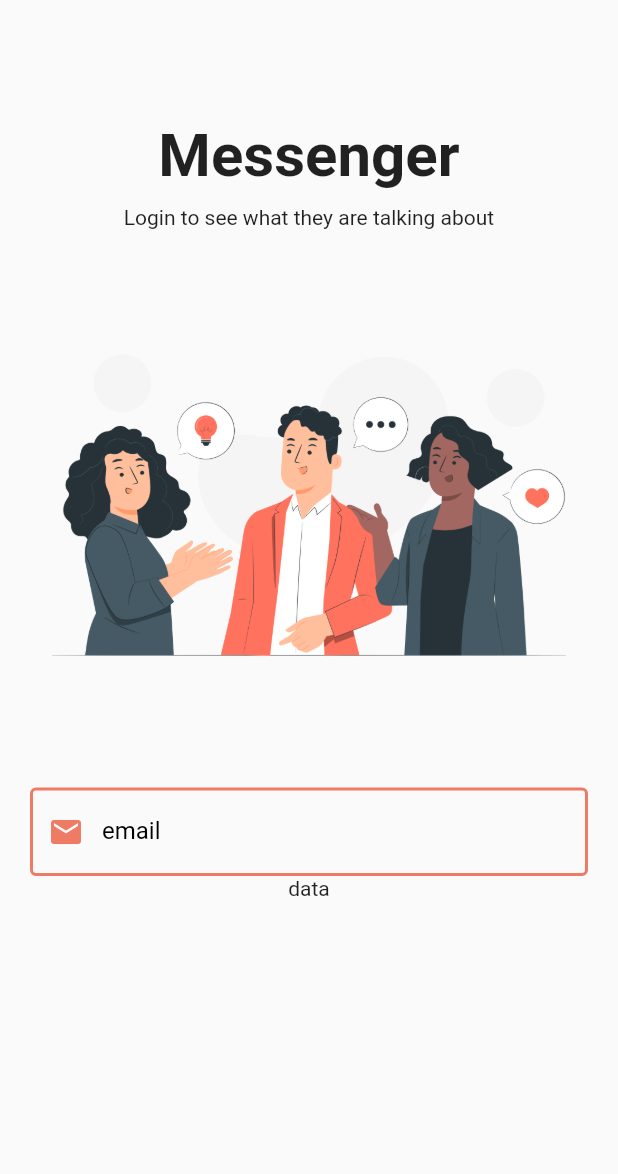
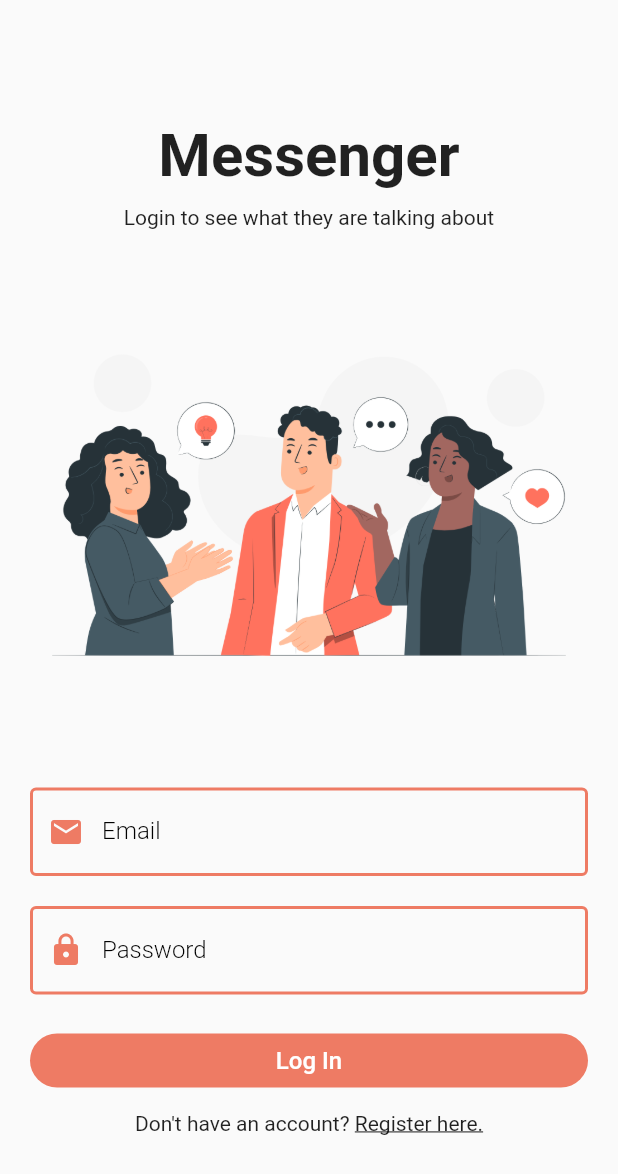
Before and after one commit to ilutsav/ChatApp, a Flutter app: the screen it shows after launch, on a phone screen of 412 x 824 dp. Shown: the top 1174 px of the screen. Run offline on Flutter 3.47's test engine with Material 2 defaults, Android fonts, the phone set to English and light mode, and no system bars; our stand-ins replace firebase_core, shared_preferences; missing offline and left inert: dart:js; accounts and stored records are empty.

Commit message:
updated login page

```diff
--- a/lib/auth/login_page.dart
+++ b/lib/auth/login_page.dart
@@ -1,4 +1,8 @@
+import 'dart:math';
+
+import 'package:chatapp_firebase/auth/register_page.dart';
 import 'package:chatapp_firebase/widgets/widgets.dart';
+import 'package:flutter/gestures.dart';
 import 'package:flutter/material.dart';
 
 class LoginPage extends StatefulWidget {
@@ -10,6 +14,10 @@ class LoginPage extends StatefulWidget {
 
 class _LoginPageState extends State<LoginPage> {
   final formkey = GlobalKey<FormState>();
+  String email = "";
+  String password = "";
+  String happy = "haha";
+
   @override
   Widget build(BuildContext context) {
     return Scaffold(
@@ -22,25 +30,93 @@ class _LoginPageState extends State<LoginPage> {
               mainAxisAlignment: MainAxisAlignment.start,
               crossAxisAlignment: CrossAxisAlignment.center,
               children: <Widget>[
-                Text(
+                const Text(
                   "Messenger",
                   style: TextStyle(fontSize: 40, fontWeight: FontWeight.bold),
                 ),
-                SizedBox(
+                const SizedBox(
                   height: 10,
                 ),
                 Text('Login to see what they are talking about'),
                 Image.asset("assets/login.png"),
-                TextField(
+                TextFormField(
                   decoration: textInputDecoration.copyWith(
-                    labelText: 'email',
+                    labelText: 'Email',
                     prefixIcon: Icon(
                       Icons.email,
                       color: Theme.of(context).primaryColor,
                     ),
                   ),
+                  onChanged: (value) {
+                    setState(() {
+                      email = value;
+                      print(email);
+                    });
+                  },
+                  validator: (value) {
+                    return RegExp(
+                                r"^[a-zA-Z0-9.a-zA-Z0-9.!#$%&'*+-/=?^_`{|}~]+@[a-zA-Z0-9]+\.[a-zA-Z]+")
+                            .hasMatch(value!)
+                        ? null
+                        : "Please enter a valid email";
+                  },
                 ),
-                Text("data")
+                const SizedBox(height: 20),
+                TextFormField(
+                  obscureText: true,
+                  decoration: textInputDecoration.copyWith(
+                    labelText: 'Password',
+                    prefixIcon: Icon(
+                      Icons.lock,
+                      color: Theme.of(context).primaryColor,
+                    ),
+                  ),
+                  validator: (value) {
+                    if (value!.length < 6) {
+                      return "Password must contain more than 6 characters.";
+                    } else {
+                      return null;
+                    }
+                  },
+                  onChanged: (values) {
+                    setState(() {
+                      password = values;
+                      //       print(password);
+                    });
+                  },
+                ),
+                const SizedBox(height: 20),
+                SizedBox(
+                  width: double.infinity,
+                  child: ElevatedButton(
+                    style: ElevatedButton.styleFrom(
+                        primary: Theme.of(context).primaryColor,
+                        elevation: 0,
+                        shape: RoundedRectangleBorder(
+                            borderRadius: BorderRadius.circular(20))),
+                    onPressed: () {
+                      login();
+                    },
+                    child: Text(
+                      'Log In',
+                      style: TextStyle(color: Colors.white, fontSize: 16),
+                    ),
+                  ),
+                ),
+                const SizedBox(height: 10),
+                Text.rich(TextSpan(
+                    text: "Don't have an account? ",
+                    style: TextStyle(fontSize: 14),
+                    children: <TextSpan>[
+                      TextSpan(
+                        text: "Register here.",
+                        style: TextStyle(decoration: TextDecoration.underline),
+                        recognizer: TapGestureRecognizer()
+                          ..onTap = () {
+                            nextScreen(context, RegisterPage());
+                          },
+                      )
+                    ]))
               ],
             ),
           ),
@@ -48,4 +124,8 @@ class _LoginPageState extends State<LoginPage> {
       ),
     );
   }
+
+  login() {
+    if (formkey.currentState!.validate()) {}
+  }
 }
--- a/lib/widgets/widgets.dart
+++ b/lib/widgets/widgets.dart
@@ -1,9 +1,9 @@
+import 'dart:js';
+
 import 'package:flutter/material.dart';
 
 const textInputDecoration = InputDecoration(
-  labelStyle: TextStyle(
-    color: Colors.black,
-  ),
+  labelStyle: TextStyle(color: Colors.black, fontWeight: FontWeight.w300),
   focusedBorder: OutlineInputBorder(
     borderSide: BorderSide(color: Color(0xFFee7b64), width: 2),
   ),
@@ -14,3 +14,12 @@ const textInputDecoration = InputDecoration(
     borderSide: BorderSide(color: Color(0xFFee7b64), width: 2),
   ),
 );
+
+void nextScreen(context, page) {
+  Navigator.push(context, MaterialPageRoute(builder: (context) => page));
+}
+
+void nextScreenReplace(context, page) {
+  Navigator.pushReplacement(
+      context, MaterialPageRoute(builder: (context) => page));
+}
```
Also changed, not shown: lib/auth/register_page.dart (added, +19 -0 lines).
